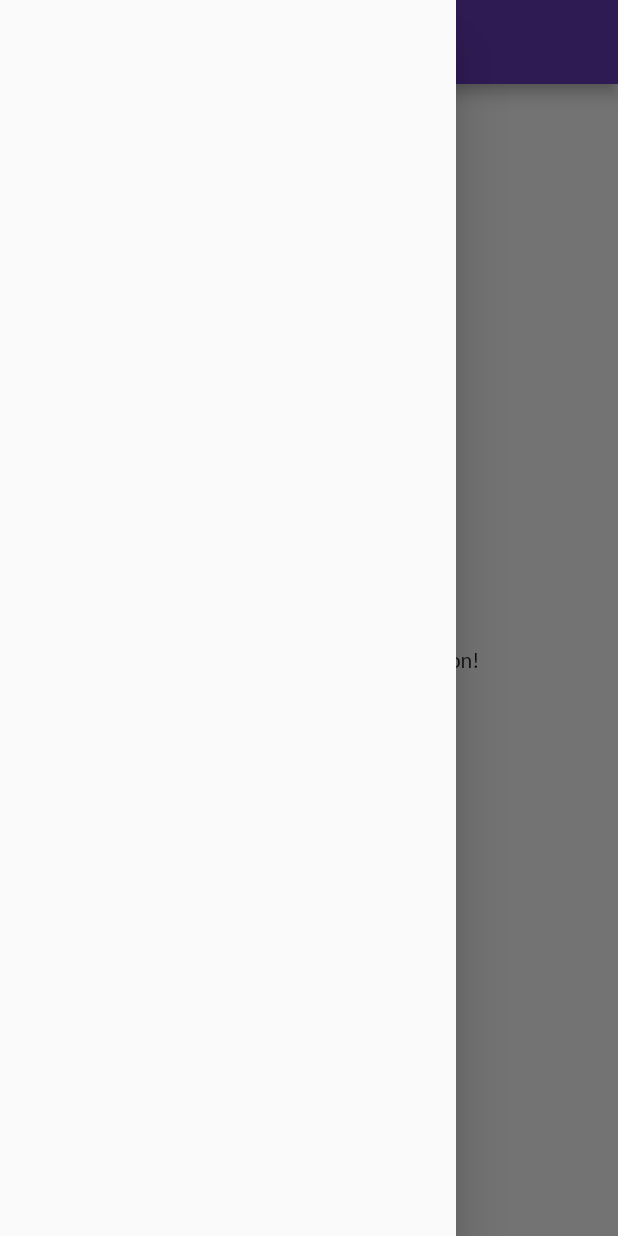
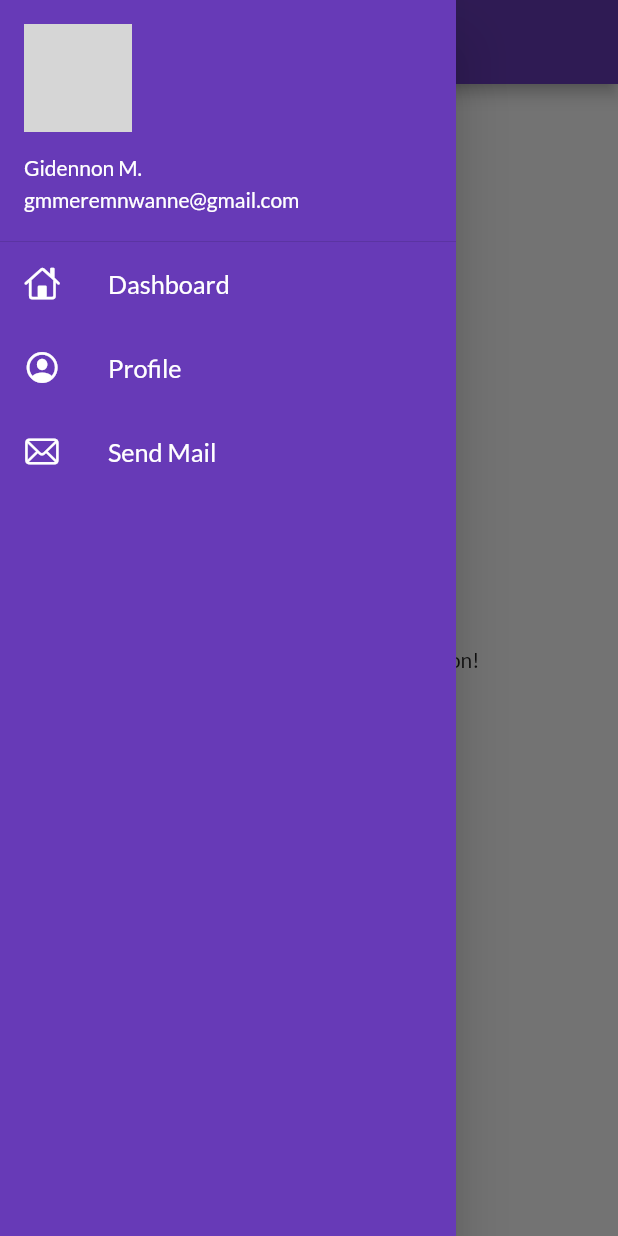
Before and after one commit to gami34/advance_flutter_feature_dev, a Flutter app: the Homepage screen opened by its route, with the side drawer open, on a phone screen of 412 x 824 dp. Run offline on Flutter 3.47's test engine with Material 2 defaults, Android fonts, the phone set to English and light mode, and no system bars; our stand-ins replace google_fonts; network calls fail; grey boxes are pictures that could not be loaded.

Commit message:
completed day 6 with working drawer

```diff
--- a/lib/pages/home_page.dart
+++ b/lib/pages/home_page.dart
@@ -1,3 +1,4 @@
+import 'package:catalog_app/widgets/my_drawer.dart';
 import 'package:flutter/material.dart';
 
 class Homepage extends StatelessWidget {
@@ -15,7 +16,7 @@ class Homepage extends StatelessWidget {
       body: Center(
         child: Text("This is $numbers persons, created by $name!"),
       ),
-      drawer: const Drawer(),
+      drawer: MyDrawer(),
     );
   }
 }
--- /dev/null
+++ b/lib/widgets/my_drawer.dart
@@ -0,0 +1,71 @@
+import 'package:flutter/cupertino.dart';
+import 'package:flutter/material.dart';
+
+class MyDrawer extends StatelessWidget {
+  const MyDrawer({Key? key}) : super(key: key);
+
+  @override
+  Widget build(BuildContext context) {
+    final profileImage = "https://userphotos2.teacheron.com/725838-84573.jpg";
+    return Drawer(
+      child: Container(
+        color: Colors.deepPurple,
+        child: ListView(
+          children: [
+            DrawerHeader(
+              margin: EdgeInsets.zero,
+              padding: EdgeInsets.zero,
+              child: UserAccountsDrawerHeader(
+                margin: EdgeInsets.zero,
+                accountName: Text("Gidennon M."),
+                accountEmail: Text("gmmeremnwanne@gmail.com"),
+                currentAccountPicture: CircleAvatar(
+                  backgroundImage: NetworkImage(profileImage),
+                ),
+              ),
+            ),
+            ListTile(
+              leading: Icon(
+                CupertinoIcons.home,
+                color: Colors.white,
+              ),
+              title: Text(
+                "Dashboard",
+                textScaleFactor: 1.2,
+                style: TextStyle(
+                  color: Colors.white,
+                ),
+              ),
+            ),
+            ListTile(
+              leading: Icon(
+                CupertinoIcons.profile_circled,
+                color: Colors.white,
+              ),
+              title: Text(
+                "Profile",
+                textScaleFactor: 1.2,
+                style: TextStyle(
+                  color: Colors.white,
+                ),
+              ),
+            ),
+            ListTile(
+              leading: Icon(
+                CupertinoIcons.mail,
+                color: Colors.white,
+              ),
+              title: Text(
+                "Send Mail",
+                textScaleFactor: 1.2,
+                style: TextStyle(
+                  color: Colors.white,
+                ),
+              ),
+            )
+          ],
+        ),
+      ),
+    );
+  }
+}
```
Also changed, not shown: lib/pages/login_page.dart (+47 -13 lines).
